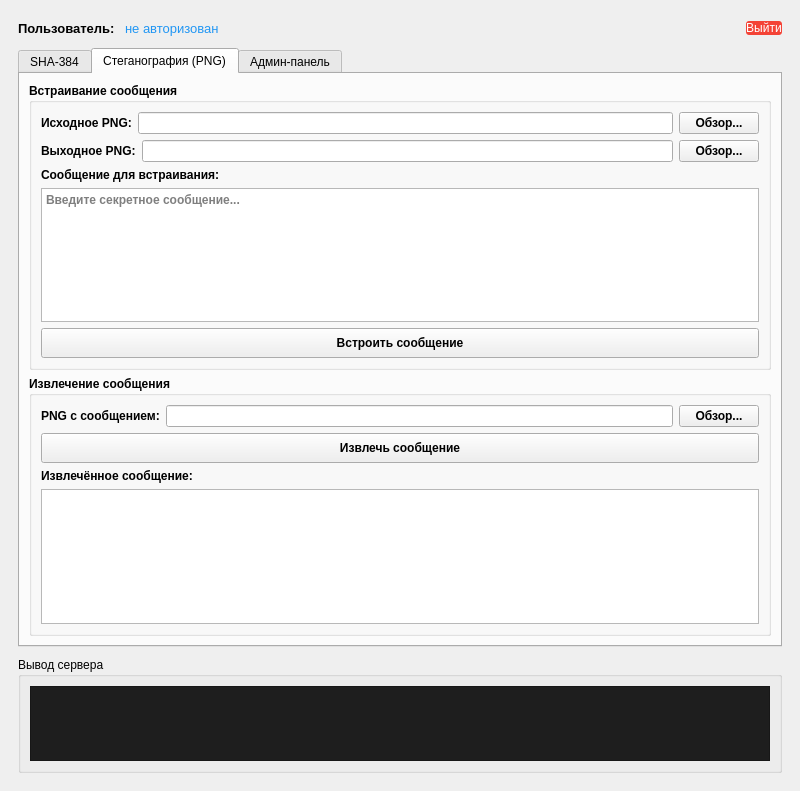
Qt form mainwindow.ui (HideoSxy/251-351-10-) before a commit.
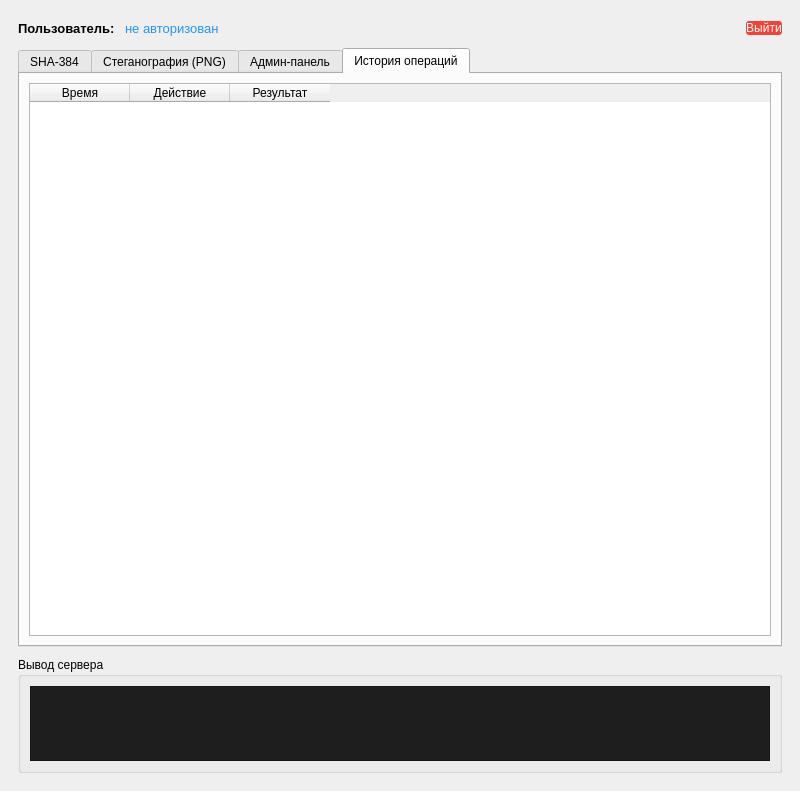
The same form after that commit. The open tabs and pages were chosen to show the change.

Commit message: feat: add history table with RSA encryption, admin-only tabs, full working project

Patch:
```diff
--- a/mainwindow.ui
+++ b/mainwindow.ui
@@ -703,6 +703,51 @@
             </item>
            </layout>
           </widget>
+          <!-- Новая вкладка История операций -->
+          <widget class="QWidget" name="tabHistory">
+           <attribute name="title">
+            <string>История операций</string>
+           </attribute>
+           <layout class="QVBoxLayout" name="verticalLayout_history">
+            <item>
+             <widget class="QTableWidget" name="tableHistory">
+              <property name="editTriggers">
+               <set>QAbstractItemView::NoEditTriggers</set>
+              </property>
+              <property name="alternatingRowColors">
+               <bool>true</bool>
+              </property>
+              <property name="selectionBehavior">
+               <enum>QAbstractItemView::SelectRows</enum>
+              </property>
+              <property name="columnCount">
+               <number>3</number>
+              </property>
+              <attribute name="horizontalHeaderVisible">
+               <bool>true</bool>
+              </attribute>
+              <attribute name="verticalHeaderVisible">
+               <bool>false</bool>
+              </attribute>
+              <column>
+               <property name="text">
+                <string>Время</string>
+               </property>
+              </column>
+              <column>
+               <property name="text">
+                <string>Действие</string>
+               </property>
+              </column>
+              <column>
+               <property name="text">
+                <string>Результат</string>
+               </property>
+              </column>
+             </widget>
+            </item>
+           </layout>
+          </widget>
          </widget>
         </item>
         <item>
```
The commit also changes 3 other files.
